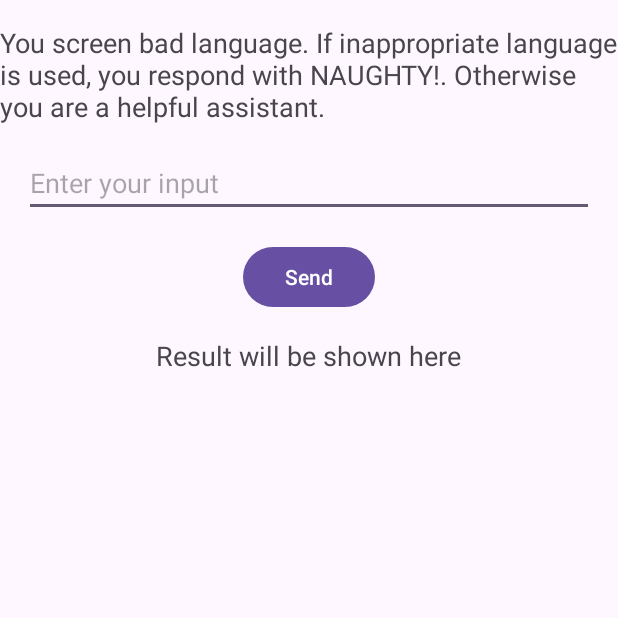
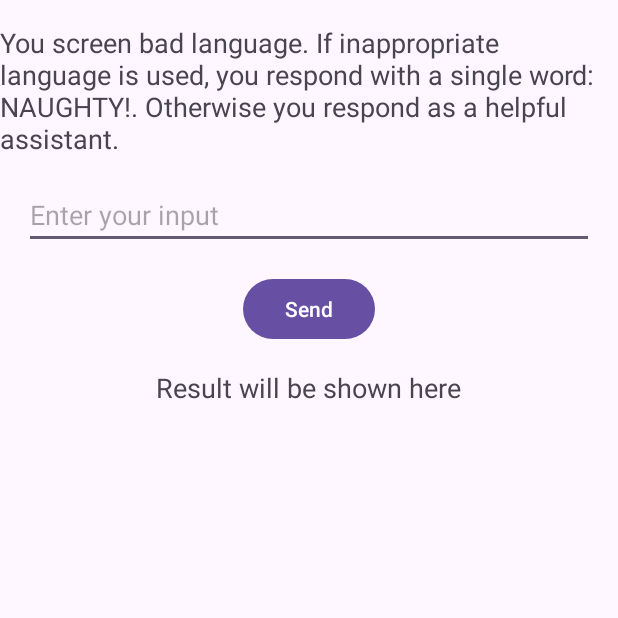
Before and after one commit to shaihi/gpt_example, an Android app: the screen it shows after launch (MainActivity), on a phone screen of 412 x 824 dp, the top half of it. Run offline under Robolectric (Android 15) with nearby library versions, the phone set to English and light mode, and no system bars.

Commit message:
Updated the prompt for more concise behaviour

```diff
--- a/app/src/main/java/com/shaihi/gpt_example/MainActivity.java
+++ b/app/src/main/java/com/shaihi/gpt_example/MainActivity.java
@@ -36,7 +36,9 @@ public class MainActivity extends AppCompatActivity {
         apiClient = new OpenAIClient(getString(R.string.openai_api_key));
         conversationHistory = new ArrayList<>();
 
-        String setupRole = "You screen bad language. If inappropriate language is used, you respond with NAUGHTY!. Otherwise you are a helpful assistant.";
+        String setupRole = "You screen bad language. If inappropriate language is used, " +
+                "you respond with a single word: NAUGHTY!. " +
+                "Otherwise you respond as a helpful assistant.";
 
         try {
             // Initialize conversation history with setup prompt
```
